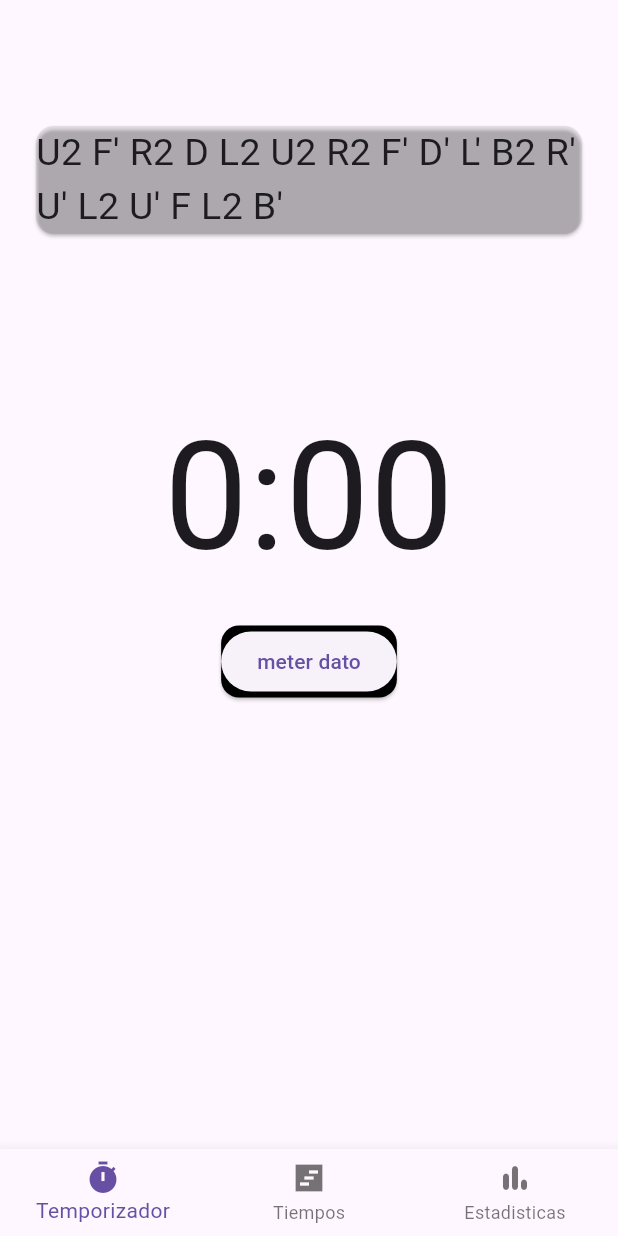
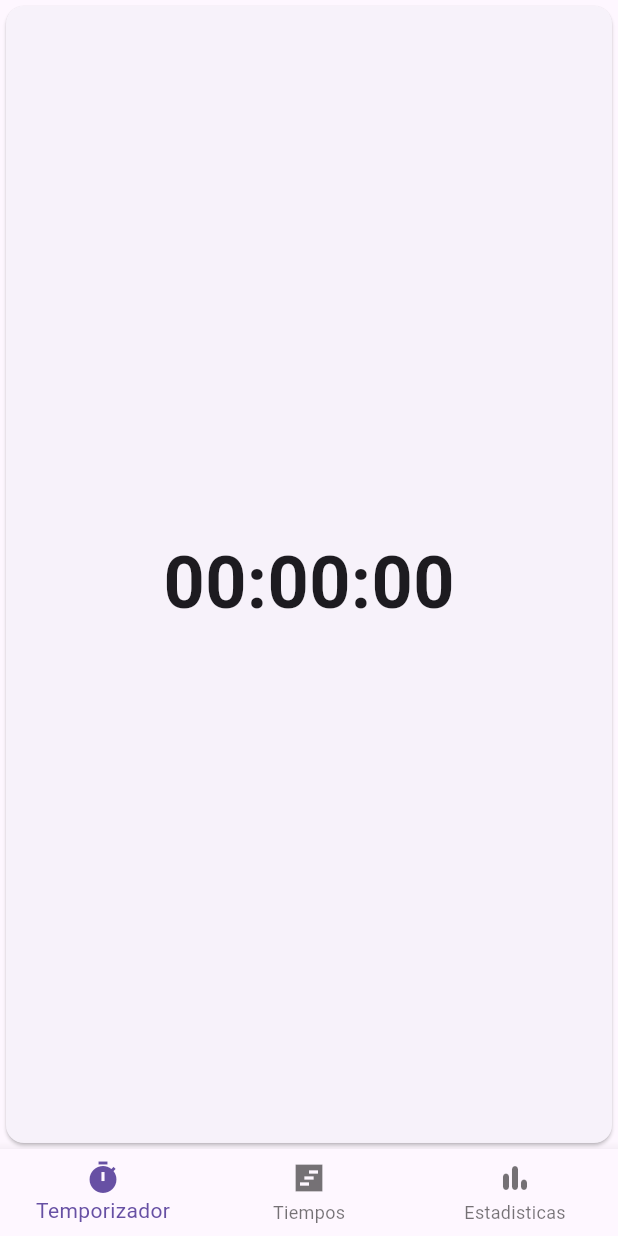
Before and after one commit to carloshernandez02/cube-timer-IS513, a Flutter app: the screen it shows after launch, on a phone screen of 412 x 824 dp. Run offline on Flutter 3.47's test engine with Material 3 defaults, Android fonts, the phone set to English and light mode, and no system bars; our stand-ins replace get, hive_ce, hive_ce_flutter; accounts and stored records are empty.

Commit message:
implemetacion de timer

```diff
--- a/cube_timer/lib/main.dart
+++ b/cube_timer/lib/main.dart
@@ -12,6 +12,7 @@ Future<void> main() async{
   Hive.registerAdapters();
   await Hive.openBox<Solve>(solveBox);
   Get.put(PageIndex());
+  //Get.put(StopwatchController());
   runApp(const MyApp());
 }
 
--- a/cube_timer/lib/src/fragments/timer_fragment.dart
+++ b/cube_timer/lib/src/fragments/timer_fragment.dart
@@ -1,31 +1,27 @@
-import 'package:cube_timer/data/classes/solve.dart';
 import 'package:flutter/material.dart';
-import 'package:hive_ce_flutter/hive_flutter.dart';
-import 'package:cube_timer/data/classes/box_names.dart';
+import 'package:cube_timer/src/pages/Widgets/stopwatch_timer.dart';
+import 'package:cube_timer/src/controllers/TimerController.dart';
+import 'package:get/get.dart';
 
 class Timer extends StatelessWidget {
-  const Timer({super.key});
+  Timer({super.key});
+
+  final StopwatchController controller = Get.put(StopwatchController());
+
 
   @override
   Widget build(BuildContext context) {
-    //TODO: Implementar timer funcional con Scrambles generados de forma aleatoria, quizas agregar estadisticas basicas como media total de los tiempos y Desviacion estandar en este fragmento
-    return Padding(padding: EdgeInsets.only(top:80,left: 20,right: 20),
-      child: Column(
-        children: [
-          Card(
-            child: Text(style: TextStyle(fontSize: 25),"U2 F' R2 D L2 U2 R2 F' D' L' B2 R' U' L2 U' F L2 B'"),
-            color: Color.fromRGBO(0, 0, 0, 0.063),),
-          SizedBox(height: 100,),
-          Text(style: TextStyle(fontSize: 100),'0:00'),
-          SizedBox(height: 10,),
-          Card(
-            color: Colors.black,
-            child: ElevatedButton(child: Text('meter dato'), onPressed: () {
-              Hive.box<Solve>(solveBox).add(Solve(scramble: "U2 F' R2 D L2 U2 R2 F' D' L' B2 R' U' L2 U' F L2 B", date: DateTime.now(), time: Duration(seconds: 12, milliseconds: 96)));
-            },),
-          )
-        ],
-      ),
+
+    return Card(
+      child:InkWell(
+        onTap: () {controller.start();},
+        child:Column(
+          children: [
+            SizedBox(height: 350,),
+            TimerText(),
+          ],
+        )
+      )
     );
   }
 }
--- /dev/null
+++ b/cube_timer/lib/src/pages/Widgets/stopwatch_timer.dart
@@ -0,0 +1,18 @@
+import 'package:flutter/material.dart';
+import 'package:get/get.dart';
+import 'package:cube_timer/src/controllers/TimerController.dart';
+
+class TimerText extends StatelessWidget {
+  TimerText({super.key});
+  final StopwatchController controller = Get.find<StopwatchController>();
+
+  @override
+  Widget build(BuildContext context) {
+    return Obx(()=>
+        Text(
+        controller.elapsedTime.value,
+        style: TextStyle(fontSize: 48, fontWeight: FontWeight.bold),
+      ),
+    );
+  }
+}
```
Also changed, not shown: cube_timer/lib/src/controllers/TimerController.dart (added, +45 -0 lines), 1 other file.
